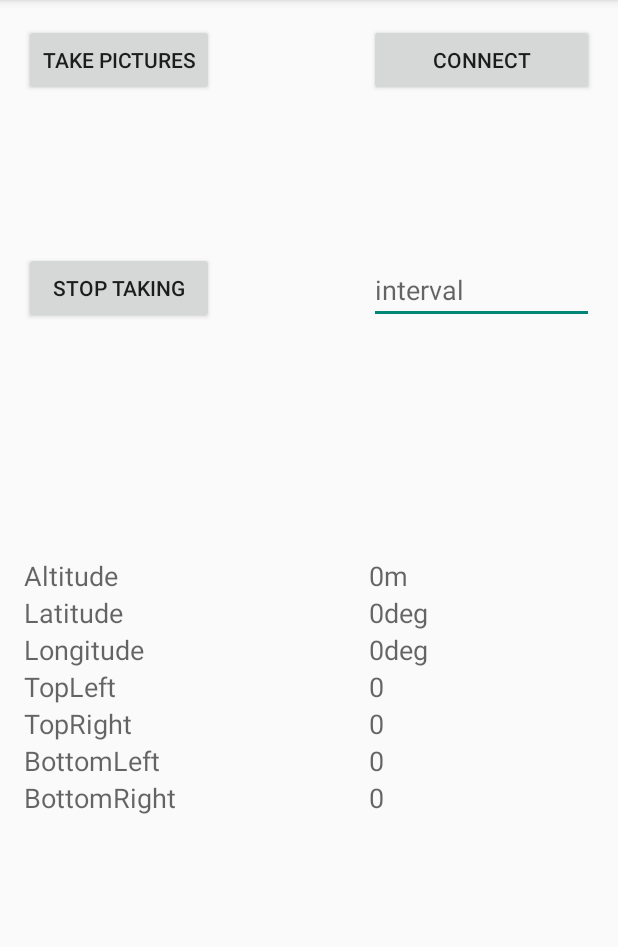
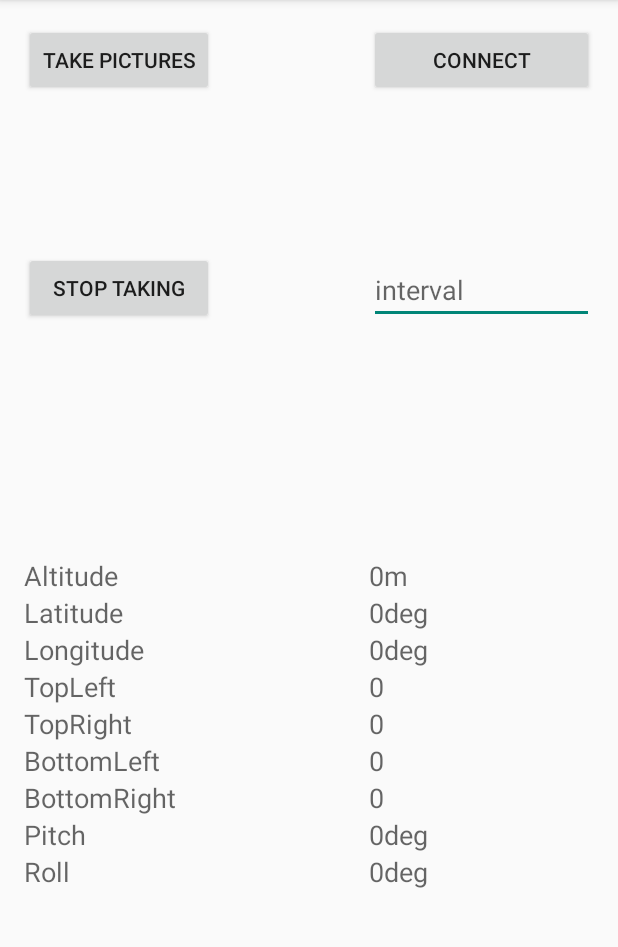
Before and after one commit to oneTimePad/ImagingServer, an Android app: the screen it shows after launch (MainActivity), on a phone screen of 412 x 824 dp, the part 84-1031 px from its top. Run offline under Robolectric (Android 15) with nearby library versions, the phone set to English and light mode, and no system bars; libraries missing offline, so code that uses them is left out: com.o3dr.android, com.o3dr.services; 3 statements that could not run were skipped.

Commit message:
Added more views to camera trigger

```diff
--- a/CameraTrigger/app/src/main/java/com/o3dr/hellodrone/MainActivity.java
+++ b/CameraTrigger/app/src/main/java/com/o3dr/hellodrone/MainActivity.java
@@ -54,6 +54,8 @@ import android.view.SurfaceView;
 import android.view.Window;
 import android.view.WindowManager;
 import android.view.ViewGroup.LayoutParams;
+
+import org.w3c.dom.Text;
 
 import java.text.SimpleDateFormat;
 import java.util.Calendar;
@@ -483,7 +485,7 @@ public class MainActivity extends ActionBarActivity implements DroneListener,Tow
 
                 String logData;
                 if(dataHolder!=null) {
-                    logData = "took " + picNum + " " + dataHolder.getLatLonAlt().toString() +" FF"+dataHolder.getFourcCorners().TopRight.toString();
+                    logData = "took " + picNum + " " + dataHolder.getLatLonAlt().toString();
 
                 }
                 else{
@@ -506,6 +508,8 @@ public class MainActivity extends ActionBarActivity implements DroneListener,Tow
                     final String tr = dataHolder.getFourcCorners().TopRight.toString();
                     final String bl = dataHolder.getFourcCorners().BottomLeft.toString();
                     final String br = dataHolder.getFourcCorners().BottomRight.toString();
+                    final double pitch = dataHolder.getPitch();
+                    final double roll  = dataHolder.getRoll();
 
 
                     runOnUiThread(new Runnable() {
@@ -518,11 +522,16 @@ public class MainActivity extends ActionBarActivity implements DroneListener,Tow
                             TextView tre = (TextView) findViewById(R.id.tre);
                             TextView ble = (TextView) findViewById(R.id.ble);
                             TextView bre = (TextView) findViewById(R.id.bre);
+                            TextView pitche = (TextView) findViewById(R.id.pitche);
+                            TextView rolle = (TextView) findViewById(R.id.rolle);
 
                             tle.setText(tl);
                             tre.setText(tr);
                             ble.setText(bl);
                             bre.setText(br);
+
+                            pitche.setText(""+pitch);
+                            rolle.setText(""+roll);
 
 
                         }
--- a/CameraTrigger/app/src/main/res/layout/activity_main.xml
+++ b/CameraTrigger/app/src/main/res/layout/activity_main.xml
@@ -202,4 +202,40 @@
         android:layout_below="@+id/ble"
         android:layout_alignStart="@+id/ble" />
 
+    <TextView
+        android:layout_width="wrap_content"
+        android:layout_height="wrap_content"
+        android:textAppearance="?android:attr/textAppearanceMedium"
+        android:text="Pitch"
+        android:id="@+id/pitch"
+        android:layout_below="@+id/br"
+        android:layout_alignParentStart="true" />
+
+    <TextView
+        android:layout_width="wrap_content"
+        android:layout_height="wrap_content"
+        android:textAppearance="?android:attr/textAppearanceMedium"
+        android:text="Roll"
+        android:id="@+id/roll"
+        android:layout_below="@+id/pitch"
+        android:layout_alignParentStart="true" />
+
+    <TextView
+        android:layout_width="wrap_content"
+        android:layout_height="wrap_content"
+        android:textAppearance="?android:attr/textAppearanceMedium"
+        android:text="0deg"
+        android:id="@+id/pitche"
+        android:layout_above="@+id/roll"
+        android:layout_alignStart="@+id/bre" />
+
+    <TextView
+        android:layout_width="wrap_content"
+        android:layout_height="wrap_content"
+        android:textAppearance="?android:attr/textAppearanceMedium"
+        android:text="0deg"
+        android:id="@+id/rolle"
+        android:layout_below="@+id/pitche"
+        android:layout_alignStart="@+id/pitche" />
+
 </RelativeLayout>
```
Also changed, not shown: 1 other file.
